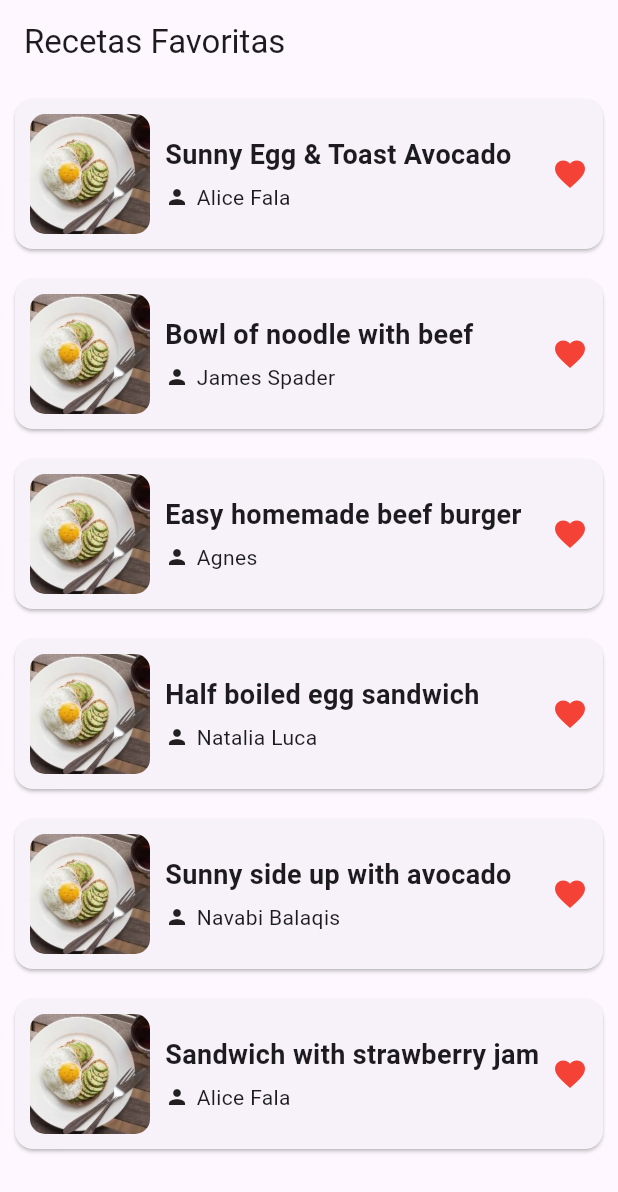
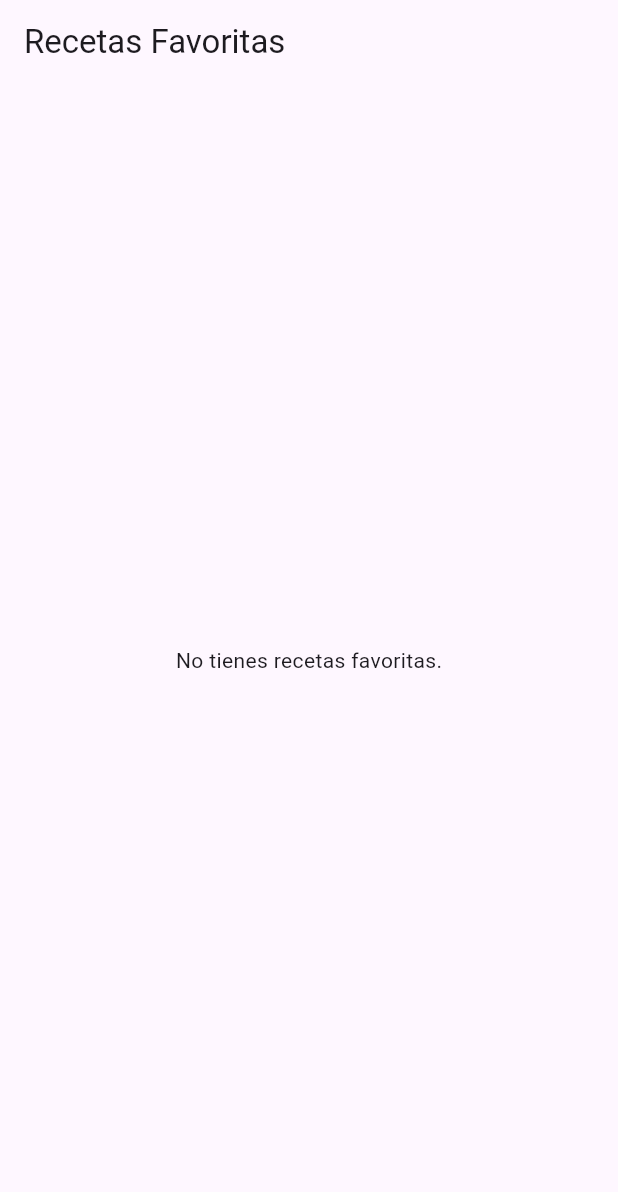
Before and after one commit to MiguelAngel117/recipesU, a Flutter app: the FavoriteRecipesPage screen opened directly, on a phone screen of 412 x 824 dp. Shown: the top 1192 px of the screen. Run offline on Flutter 3.47's test engine with Material 3 defaults, Android fonts, the phone set to English and light mode, and no system bars; our stand-ins replace flutter_speed_dial, geolocator, google_maps_flutter, google_nav_bar, image_picker, like_button and 6 more; missing offline and left inert: flutter_material_color_picker; accounts and stored records are empty.

Commit message:
A;adiendo fav

```diff
--- a/lib/models/recipe_model.dart
+++ b/lib/models/recipe_model.dart
@@ -12,6 +12,7 @@ class RecipeModel {
     required this.day,
     required this.ingredients,
     required this.steps,
+    this.liked = false,
   });
 
   int? id;
@@ -25,6 +26,7 @@ class RecipeModel {
 
   List<String> ingredients; // Ahora con tipo explícito
   List<String> steps;
+  bool liked;
 
   // Constructor para crear el modelo desde un JSON
   factory RecipeModel.fromJson(Map<String, dynamic> json) => RecipeModel(
@@ -42,6 +44,8 @@ class RecipeModel {
         steps: json["steps"] != null
             ? List<String>.from(jsonDecode(json["steps"]))
             : [], // Convierte de JSON string a List<String> // Manejo de null y conversión a List<String>
+        liked: json['liked'] ==
+            1, // Aseguramos que el valor por defecto sea `false`
       );
 
   // Método para convertir el modelo a un JSON
@@ -57,5 +61,6 @@ class RecipeModel {
         "ingredients":
             jsonEncode(ingredients), // Convierte List<String> a JSON string
         "steps": jsonEncode(steps), // Convierte List<String> a JSON string
+        "liked": liked,
       };
 }
--- a/lib/pages/favorite_recipes_page.dart
+++ b/lib/pages/favorite_recipes_page.dart
@@ -1,53 +1,32 @@
 import 'package:flutter/material.dart';
 import '../widgets/recipe_card.dart';
+import 'package:recipes/providers/recipe_db.dart';
+import 'package:recipes/models/recipe_model.dart';
 
-class FavoriteRecipesPage extends StatelessWidget {
-  final List<Map<String, String>> recipes = [
-    {
-      'image': 'assets/images/food.jpeg',
-      'title': 'Sunny Egg & Toast Avocado',
-      'author': 'Alice Fala',
-      'time': '25 Min',
-      'ingredients': '1 Beef, 2 Noodles',
-    },
-    {
-      'image': 'assets/images/food.jpeg',
-      'title': 'Bowl of noodle with beef',
-      'author': 'James Spader',
-      'time': '25 Min',
-      'ingredients': '1 Beef, 2 Noodles',
-    },
-    {
-      'image': 'assets/images/food.jpeg',
-      'title': 'Easy homemade beef burger',
-      'author': 'Agnes',
-      'time': '25 Min',
-      'ingredients': '1 Beef, 2 Noodles',
-    },
-    {
-      'image': 'assets/images/food.jpeg',
-      'title': 'Half boiled egg sandwich',
-      'author': 'Natalia Luca',
-      'time': '25 Min',
-      'ingredients': '1 Beef, 2 Noodles',
-    },
-    {
-      'image': 'assets/images/food.jpeg',
-      'title': 'Sunny side up with avocado',
-      'author': 'Navabi Balaqis',
-      'time': '25 Min',
-      'ingredients': '1 Beef, 2 Noodles',
-    },
-    {
-      'image': 'assets/images/food.jpeg',
-      'title': 'Sandwich with strawberry jam',
-      'author': 'Alice Fala',
-      'time': '15 Min',
-      'ingredients': '2 Tortilla Chips, 1 Avocado, 9 Red Cabbage',
-    },
-  ];
+class FavoriteRecipesPage extends StatefulWidget {
+  @override
+  _FavoriteRecipesPageState createState() => _FavoriteRecipesPageState();
+}
 
-  FavoriteRecipesPage({super.key});
+class _FavoriteRecipesPageState extends State<FavoriteRecipesPage> {
+  List<RecipeModel> favoriteRecipes = [];
+
+  @override
+  void initState() {
+    super.initState();
+    loadFavoriteRecipes();
+  }
+
+  Future<void> loadFavoriteRecipes() async {
+    List<RecipeModel> recipes = await RecipeDatabase.db.getRecipes();
+    setState(() {
+      // Filtra las recetas que están marcadas como favoritas
+      favoriteRecipes =
+          recipes.where((recipe) => recipe.liked == true).toList();
+
+      debugPrint("Fav  normal ${recipes[0].liked}");
+    });
+  }
 
   @override
   Widget build(BuildContext context) {
@@ -55,21 +34,24 @@ class FavoriteRecipesPage extends StatelessWidget {
       appBar: AppBar(
         title: const Text('Recetas Favoritas'),
       ),
-      body: ListView.builder(
-        itemCount: recipes.length,
+      body: favoriteRecipes.isEmpty
+          ? Center(child: Text('No tienes recetas favoritas.'))
+          : ListView.builder(
+              itemCount: favoriteRecipes.length,
               itemBuilder: (context, index) {
                 return GestureDetector(
                   onTap: () {
                     Navigator.pushNamed(
                       context,
                       '/recipeDetail',
-                arguments: recipes[index],
+                      arguments: favoriteRecipes[index],
                     );
                   },
                   child: RecipeCard(
-              image: recipes[index]['image']!,
-              title: recipes[index]['title']!,
-              author: recipes[index]['author']!,
+                    image: favoriteRecipes[index].imagePath,
+                    title: favoriteRecipes[index].name,
+                    author:
+                        favoriteRecipes[index].category ?? 'Autor desconocido',
                   ),
                 );
               },
--- a/lib/utils/Listfood.dart
+++ b/lib/utils/Listfood.dart
@@ -1,18 +1,23 @@
 import 'package:recipes/models/recipe_model.dart';
 
 class Recipe {
+  final int? id;
   final String name;
   final String description;
   final String image;
   final List<String> ingredients;
   final List<String> steps;
+  bool
+      liked; // Nuevo campo 'liked' (booleano, por ejemplo, si la receta está "gustada" o no)
 
   Recipe({
+    this.id,
     required this.name,
     required this.description,
     required this.image,
     required this.ingredients,
     required this.steps,
+    this.liked = false, // Establecer valor predeterminado como 'false'
   });
 
   // Método para convertir un RecipeModel en Recipe
@@ -24,6 +29,8 @@ class Recipe {
       ingredients: model.ingredients
           .cast<String>(), // Asegúrate que sea una lista de strings
       steps: model.steps.cast<String>(),
+      liked: model.liked ??
+          false, // Si 'liked' es nulo, ponerlo como 'false' por defecto
     );
   }
 
@@ -39,6 +46,7 @@ class Recipe {
       year: 0,
       month: 0,
       day: 0,
+      liked: liked, // Pasar el valor de 'liked' al modelo
     );
   }
 }
@@ -67,6 +75,7 @@ class RecipeList {
         'Hornear a 220°C durante 15-20 minutos.',
       ],
       description: '',
+      liked: false, // Asegurarse de que "liked" está presente
     ),
     Recipe(
       name: 'Hamburguesa',
@@ -90,6 +99,7 @@ class RecipeList {
         'Servir con ketchup y mostaza al gusto.',
       ],
       description: '',
+      liked: false, // Asegurarse de que "liked" está presente
     ),
     Recipe(
       name: 'Sushi',
@@ -112,6 +122,7 @@ class RecipeList {
         'Servir con salsa de soja.',
       ],
       description: '',
+      liked: false,
     ),
     Recipe(
         name: 'Tacos',
@@ -132,7 +143,7 @@ class RecipeList {
           'Servir con salsa picante al gusto.',
         ],
         description: '',
-    ),
+        liked: false),
     Recipe(
         name: 'Pasta Carbonara',
         image:
@@ -153,7 +164,7 @@ class RecipeList {
           'Mezclar bien y sazonar con sal y pimienta.',
         ],
         description: '',
-    ),
+        liked: false),
     Recipe(
       name: 'Paella',
       image: 'assets/images/spanish-paella-isolated-ai-generated-png.png',
@@ -198,7 +209,7 @@ class RecipeList {
           'Mezclar bien y sazonar con sal y pimienta.',
         ],
         description: '',
-    ),
+        liked: false),
     Recipe(
         name: 'Ramen',
         image:
@@ -221,7 +232,7 @@ class RecipeList {
           'Rociar con un poco de aceite de sésamo antes de servir.',
         ],
         description: '',
-    ),
+        liked: false),
     Recipe(
         name: 'Empanadas',
         image: 'assets/images/empanada-pastry-stuffed-food-png.png',
@@ -243,7 +254,7 @@ class RecipeList {
           'Hornear a 180°C durante 20-25 minutos o hasta que estén doradas.',
         ],
         description: '',
-    ),
+        liked: false),
     Recipe(
         name: 'Brownie',
         image: 'assets/images/brownie-with-ai-generated-free-png.png',
@@ -264,7 +275,7 @@ class RecipeList {
           'Verter la mezcla en un molde engrasado y hornear a 180°C durante 25-30 minutos.',
         ],
         description: '',
-    ),
+        liked: false),
     Recipe(
         name: 'Panqueques',
         image: 'assets/images/pancake-dessert-bakery-ai-generate-png.png',
@@ -286,6 +297,6 @@ class RecipeList {
           'Servir con miel o sirope al gusto.',
         ],
         description: '',
-    ),
+        liked: false),
   ];
 }
--- a/lib/widgets/account/user_recipes_widget.dart
+++ b/lib/widgets/account/user_recipes_widget.dart
@@ -141,7 +141,7 @@ class _UserRecipesWidget extends State<UserRecipesWidget> {
                 children: [
                   CircleAvatar(
                     radius: 15,
-                    backgroundImage: AssetImage(recipe.userImage!),
+                    backgroundImage: AssetImage(recipe.image!),
                   ),
                   const SizedBox(width: 8.0),
                   Text(
--- a/lib/widgets/recipe_card.dart
+++ b/lib/widgets/recipe_card.dart
@@ -1,3 +1,5 @@
+import 'dart:io';
+
 import 'package:flutter/material.dart';
 
 class RecipeCard extends StatelessWidget {
@@ -21,21 +23,25 @@ class RecipeCard extends StatelessWidget {
             children: [
               ClipRRect(
                 borderRadius: BorderRadius.circular(10),
-              child: Image.asset(
-                image,
-                width: 80,
-                height: 80,
-                fit: BoxFit.cover,
-              ),
+                child: image.startsWith('http') || image.startsWith('https')
+                    ? Image.network(image,
+                        width: 80, height: 80, fit: BoxFit.cover)
+                    : Image.file(File(image),
+                        width: 80, height: 80, fit: BoxFit.cover),
               ),
               const SizedBox(width: 10),
-            Column(
+              Expanded(
+                // Esto hará que el texto ocupe el espacio restante
+                child: Column(
                   crossAxisAlignment: CrossAxisAlignment.start,
                   children: [
                     Text(
                       title,
                       style: const TextStyle(
                           fontSize: 18, fontWeight: FontWeight.bold),
+                      maxLines: 1, // Evita que el título se desborde
+                      overflow: TextOverflow
+                          .ellipsis, // Muestra '...' si el texto es demasiado largo
                     ),
                     const SizedBox(height: 5),
                     Row(
@@ -47,11 +53,10 @@ class RecipeCard extends StatelessWidget {
                     ),
                   ],
                 ),
-            const Spacer(),
+              ),
               const Icon(Icons.favorite, color: Colors.red),
             ],
-        ),
-      ),
+          )),
     );
   }
 }
```
Also changed, not shown: lib/pages/DetailPage.dart (+16 -1 lines), lib/pages/HomePage.dart (+20 -3 lines), lib/providers/recipe_db.dart (+12 -1 lines). Lines whose indentation alone changed are shown as unchanged.
